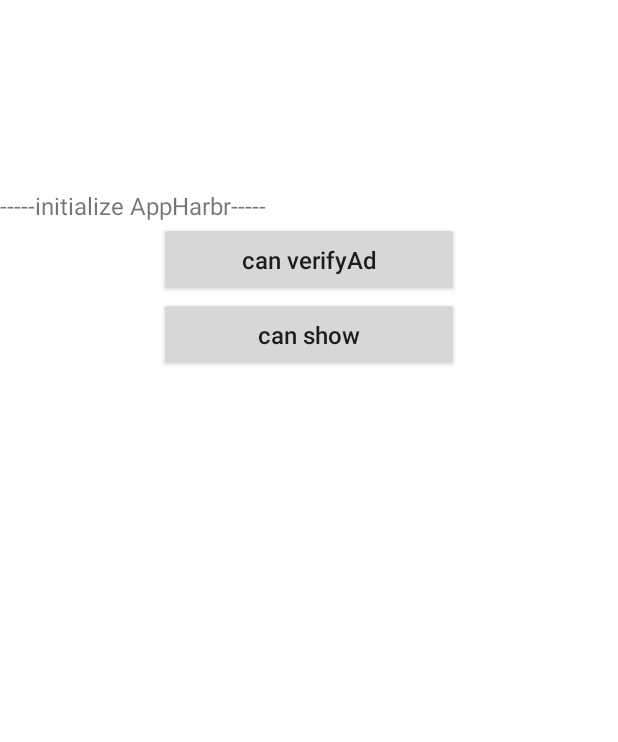
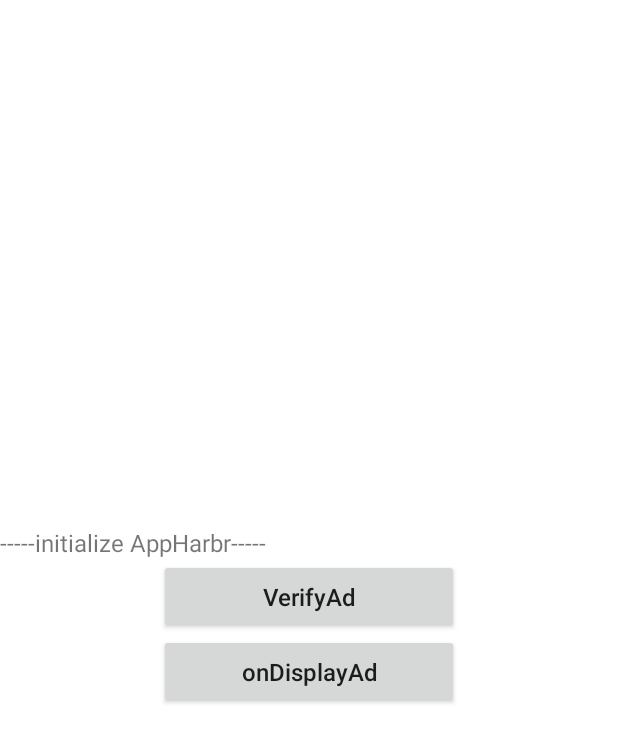
Before and after one commit to tradplus/tradplus-appharbr, an Android app: the VungleInterstitial screen opened directly, with no data from a screen before it, on a phone screen of 412 x 824 dp. Shown: the top 742 px of the screen. Run offline under Robolectric (Android 15) with nearby library versions, the phone set to English and light mode, and no system bars; libraries missing offline, so code that uses them is left out: com.appharbr.adapter, com.appharbr.sdk, com.tradplus.ads; 5 statements that could not run were skipped.

Commit message:
AppHarbrAdapter Support Google mtg pangle vungle bigo intersitital

```diff
--- a/AndroidDemo/app/build.gradle
+++ b/AndroidDemo/app/build.gradle
@@ -95,6 +95,10 @@
     implementation 'com.mbridge.msdk.oversea:newinterstitial:16.8.31'
     implementation 'com.mbridge.msdk.oversea:mbbid:16.8.31'
 
+    // Liftoff
+    implementation 'com.tradplusad:tradplus-vunglex:7.12.5.10.1'
+    implementation 'com.vungle:vungle-ads:7.4.0'
+
     // Bigo
     implementation 'com.bigossp:bigo-ads:4.9.1'
     implementation 'com.tradplusad:tradplus-bigo:57.12.5.10.1'
--- a/AndroidDemo/app/src/main/java/com/tp/ads/AppHarbrAdapter.java
+++ b/AndroidDemo/app/src/main/java/com/tp/ads/AppHarbrAdapter.java
@@ -118,6 +118,9 @@
             case "57":
                 adSdkId = AdSdk.BIGO_ADS.getId();
                 break;
+            case "7":
+                adSdkId = AdSdk.VUNGLE.getId();
+                break;
         }
         Log.i(TAG, "adSdkId: " + adSdkId);
         return adSdkId;
--- a/AndroidDemo/app/src/main/java/com/tp/ads/MyApplication.java
+++ b/AndroidDemo/app/src/main/java/com/tp/ads/MyApplication.java
@@ -12,6 +12,6 @@
         super.onCreate();
         application = this;
 
-        TradPlusSdk.initSdk(getApplicationContext(),"6640E7E3BDAC951B8F28D4C8C50E50B5");
+        TradPlusSdk.initSdk(getApplicationContext(),AdUnitIds.appId);
     }
 }
--- a/AndroidDemo/app/src/main/java/com/tp/ads/NativeActivity.java
+++ b/AndroidDemo/app/src/main/java/com/tp/ads/VungleInterstitial.java
@@ -4,14 +4,12 @@
 import android.os.Bundle;
 import android.util.Log;
 import android.view.View;
-import android.widget.FrameLayout;
 import android.widget.TextView;
 
 import androidx.annotation.NonNull;
 import androidx.annotation.Nullable;
 
 import com.appharbr.adapter.custom.AppHarbrCustomAdapter;
-import com.appharbr.sdk.adapter.AdQualityAdapterManager;
 import com.appharbr.sdk.adapter.AdQualityListener;
 import com.appharbr.sdk.adapter.DirectMediationAdNotVerifyReason;
 import com.appharbr.sdk.adapter.VerificationStatus;
@@ -19,105 +17,124 @@
 import com.appharbr.sdk.engine.adformat.AdFormat;
 import com.tradplus.ads.base.bean.TPAdError;
 import com.tradplus.ads.base.bean.TPAdInfo;
-import com.tradplus.ads.base.bean.TPBaseAd;
-import com.tradplus.ads.mgr.nativead.TPCustomNativeAd;
-import com.tradplus.ads.open.nativead.NativeAdListener;
-import com.tradplus.ads.open.nativead.TPNative;
+import com.tradplus.ads.mgr.interstitial.TPCustomInterstitialAd;
+import com.tradplus.ads.open.interstitial.InterstitialAdListener;
+import com.tradplus.ads.open.interstitial.TPInterstitial;
 
-public class NativeActivity extends Activity{
+import java.util.HashMap;
+
+
+public class VungleInterstitial extends Activity {
 
     private static final String TAG = "AppHarbrSDK";
+    private TPInterstitial tpInterstitial;
     private AppHarbrCustomAdapter appHarbrCustomAdapter;
-    private TPNative tpNative;
+    private TPCustomInterstitialAd customInterstitialAd;
     private Object networkObject;
     private TextView textView;
     private int adNetworkId;
-    private FrameLayout adContainer;
-    private TPCustomNativeAd nativeAd;
 
     @Override
     protected void onCreate(Bundle savedInstanceState) {
         super.onCreate(savedInstanceState);
-        setContentView(R.layout.activity_banner);
+        setContentView(R.layout.activity_video);
 
         appHarbrCustomAdapter = AppHarbrAdapter.getInstance().initializeSDK(this);
-        initRequestAd();
 
-        findViewById(R.id.btn_load).setOnClickListener(new View.OnClickListener() {
+        initAndRequestAd();
+
+        findViewById(R.id.btn_verifyAd).setOnClickListener(new View.OnClickListener() {
             @Override
             public void onClick(View v) {
+                networkObject = AppHarbrAdapter.getInstance().getNetworkObject(customInterstitialAd);
                 if (appHarbrCustomAdapter != null && networkObject != null) {
                     Log.i(TAG, "verifyAd networkObject: " + networkObject);
-                    VerificationStatus verificationStatus = appHarbrCustomAdapter.verifyAd(networkObject, AdFormat.NATIVE, "", adNetworkId, "", "",
-                            "", "", null, adQualityListener);
+                    VerificationStatus verificationStatus = appHarbrCustomAdapter.verifyAd(networkObject, AdFormat.INTERSTITIAL, "", adNetworkId, "", "",
+                            "", "", new HashMap<>(), adQualityListener);
                     textView.setText("-----verificationStatus : " + verificationStatus.name() + "-----");
                 }
             }
         });
 
-        findViewById(R.id.btn_show).setOnClickListener(new View.OnClickListener() {
+
+        findViewById(R.id.btn_displayAd).setOnClickListener(new View.OnClickListener() {
             @Override
             public void onClick(View v) {
-                if (appHarbrCustomAdapter != null && networkObject != null) {
-                    appHarbrCustomAdapter.onDisplayAd(networkObject, AdFormat.NATIVE, "", adNetworkId, "", "",
-                            "", "", null, adQualityListener);
+                if (customInterstitialAd != null) {
+                    if (appHarbrCustomAdapter != null && networkObject != null) {
+                        appHarbrCustomAdapter.onDisplayAd(networkObject, AdFormat.INTERSTITIAL, "", adNetworkId, "", "",
+                                "", "", new HashMap<>(), adQualityListener);
+                    }
+                    // show ad
+                    customInterstitialAd.showAd(VungleInterstitial.this,"");
                 }
-                nativeAd.showAd(adContainer,R.layout.native_ad_list_item,"");
             }
         });
 
     }
 
-    private void initRequestAd() {
+    private void initAndRequestAd() {
         textView = findViewById(R.id.tv_ad);
         textView.setText("-----initialize AppHarbr-----");
 
-        adContainer = findViewById(R.id.ad_native_container);
-        tpNative = new TPNative(NativeActivity.this,AdUnitIds.nativeAd);
-        tpNative.setAdListener(mNativeAdListener);
-        tpNative.loadAd();
+
+        tpInterstitial = new TPInterstitial(this, AdUnitIds.vungle_interstitial);
+        tpInterstitial.setAutoLoadCallback(true);
+        tpInterstitial.setAdListener(adListener);
+        tpInterstitial.loadAd();
     }
 
-    private final NativeAdListener mNativeAdListener = new NativeAdListener() {
+    private final InterstitialAdListener adListener = new InterstitialAdListener() {
         @Override
-        public void onAdLoaded(TPAdInfo tpAdInfo, TPBaseAd tpBaseAd) {
+        public void onAdLoaded(TPAdInfo tpAdInfo) {
             adNetworkId = AppHarbrAdapter.getInstance().getAdSdkId(tpAdInfo.adNetworkId);
             Log.i(TAG, "onAdLoaded: " + adNetworkId);
-            nativeAd = tpNative.getNativeAd();
-            networkObject = nativeAd.getNativeAd().getNetworkObj();
-            textView.setText("-----ad onAdLoaded , can verifyAd-----");
+            customInterstitialAd = tpInterstitial.getCustomInterstitialAd();
+            findViewById(R.id.btn_verifyAd).setClickable(true);
+            textView.setText("-----ad onAdLoaded , verifyAd need to wait-----");
+
+        }
+
+        @Override
+        public void onAdFailed(TPAdError tpAdError) {
+
+        }
+
+        @Override
+        public void onAdImpression(TPAdInfo tpAdInfo) {
+            Log.i(TAG, "onAdImpression: ");
         }
 
         @Override
         public void onAdClicked(TPAdInfo tpAdInfo) {
             Log.i(TAG, "onAdClicked: ");
             if (appHarbrCustomAdapter != null && networkObject != null) {
-                appHarbrCustomAdapter.onAdClicked(networkObject, AdFormat.NATIVE);
+                appHarbrCustomAdapter.onAdClicked(networkObject, AdFormat.INTERSTITIAL);
             }
-        }
-
-        @Override
-        public void onAdImpression(TPAdInfo tpAdInfo) {
-
-        }
-
-        @Override
-        public void onAdShowFailed(TPAdError error, TPAdInfo tpAdInfo) {
-
-        }
-
-        @Override
-        public void onAdLoadFailed(TPAdError error) {
-
         }
 
         @Override
         public void onAdClosed(TPAdInfo tpAdInfo) {
             Log.i(TAG, "onAdClosed: ");
             if (appHarbrCustomAdapter != null && networkObject != null) {
-                appHarbrCustomAdapter.onAdClosed(networkObject, AdFormat.NATIVE);
+                appHarbrCustomAdapter.onAdClosed(networkObject, AdFormat.INTERSTITIAL);
             }
-            adContainer.removeAllViews();
+
+        }
+
+        @Override
+        public void onAdVideoError(TPAdInfo tpAdInfo, TPAdError tpAdError) {
+
+        }
+
+        @Override
+        public void onAdVideoStart(TPAdInfo tpAdInfo) {
+
+        }
+
+        @Override
+        public void onAdVideoEnd(TPAdInfo tpAdInfo) {
+
         }
     };
 
--- a/AndroidDemo/app/src/main/res/layout/activity_banner.xml
+++ /dev/null
@@ -1,44 +0,0 @@
-<LinearLayout xmlns:android="http://schemas.android.com/apk/res/android"
-    android:layout_width="match_parent"
-    android:layout_height="match_parent"
-    android:gravity="center"
-    android:orientation="vertical">
-
-    <TextView
-        android:id="@+id/tv_ad"
-        android:layout_width="match_parent"
-        android:layout_height="wrap_content"
-        android:text=""
-        android:layout_gravity="center"
-        android:textSize="16sp">
-    </TextView>
-
-    <Button
-        android:id="@+id/btn_load"
-        android:layout_width="200.0dip"
-        android:layout_height="50.0dip"
-        android:text="can verifyAd"
-        android:textAllCaps="false"
-        android:textSize="16sp" />
-
-    <Button
-        android:id="@+id/btn_show"
-        android:layout_width="200.0dip"
-        android:layout_height="50.0dip"
-        android:text="can show"
-        android:textAllCaps="false"
-        android:textSize="16sp" />
-
-    <FrameLayout
-        android:id="@+id/ad_banner_container"
-        android:layout_width="match_parent"
-        android:layout_height="50dp"
-        android:layout_gravity="center" />
-
-    <FrameLayout
-        android:id="@+id/ad_native_container"
-        android:layout_width="match_parent"
-        android:layout_height="400dp"
-        android:layout_gravity="center" />
-
-</LinearLayout>
--- a/AndroidDemo/app/src/main/res/layout/activity_video.xml
+++ b/AndroidDemo/app/src/main/res/layout/activity_video.xml
@@ -14,18 +14,19 @@
     </TextView>
 
     <Button
-        android:id="@+id/btn_load"
+        android:id="@+id/btn_verifyAd"
         android:layout_width="200.0dip"
         android:layout_height="50.0dip"
-        android:text="can verifyAd"
+        android:text="VerifyAd"
         android:textAllCaps="false"
+        android:clickable="false"
         android:textSize="16sp" />
 
     <Button
-        android:id="@+id/btn_show"
+        android:id="@+id/btn_displayAd"
         android:layout_width="200.0dip"
         android:layout_height="50.0dip"
-        android:text="can show"
+        android:text="onDisplayAd"
         android:textAllCaps="false"
         android:textSize="16sp" />
 
```
Also changed, not shown: AndroidDemo/app/src/main/AndroidManifest.xml (+14 -8 lines), AndroidDemo/app/src/main/java/com/tp/ads/AdUnitIds.java (+6 -5 lines), AndroidDemo/app/src/main/java/com/tp/ads/BigoInterstitial.java (renamed from AndroidDemo/app/src/main/java/com/tp/ads/InterstitialActivity.java, +7 -12 lines), AndroidDemo/app/src/main/java/com/tp/ads/GoogleInterstitial.java (added, +162 -0 lines), AndroidDemo/app/src/main/java/com/tp/ads/MainActivity.java (+6 -5 lines), AndroidDemo/app/src/main/java/com/tp/ads/MtgInterstitial.java (renamed from AndroidDemo/app/src/main/java/com/tp/ads/BannerActivity.java, +49 -55 lines), AndroidDemo/app/src/main/java/com/tp/ads/PangleInterstitial.java (renamed from AndroidDemo/app/src/main/java/com/tp/ads/RewardActivity.java, +34 -35 lines), AndroidDemo/app/src/main/res/layout/activity_main.xml (+28 -8 lines), AndroidDemo/app/src/main/res/layout/native_ad_list_item.xml (deleted, +0 -124 lines), AndroidDemo/app/src/main/res/values/strings.xml (+5 -4 lines).
